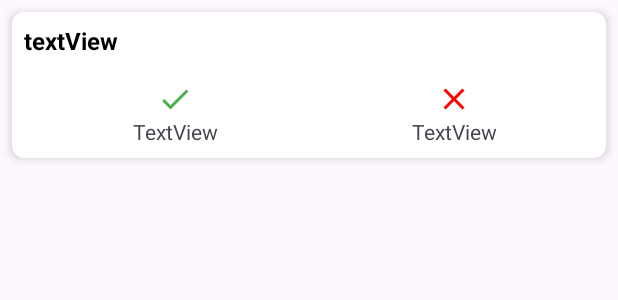
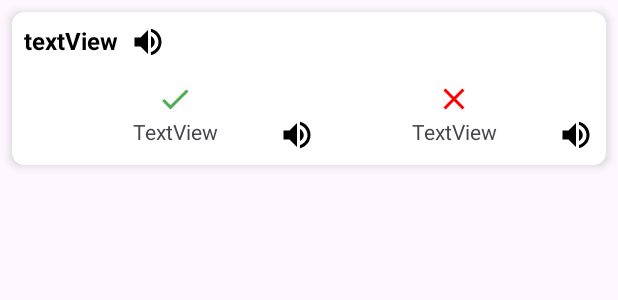
Before and after one commit to nqhop/foreign-language-learning-firebase-firestore-android, an Android app: the layout multiple_choice_test_result_item.xml on its own in the app's theme, with its tools: preview values and no code run, on a phone screen of 412 x 824 dp. Shown: the top 300 px of the screen. Run offline under Robolectric (Android 15) with nearby library versions, the phone set to English and light mode, and no system bars.

Commit message:
update mchoise

```diff
--- a/app/src/main/java/com/example/quizapp/adapters/VocabLearningAdapter.java
+++ b/app/src/main/java/com/example/quizapp/adapters/VocabLearningAdapter.java
@@ -24,7 +24,7 @@ public class VocabLearningAdapter extends RecyclerView.Adapter<VocabLearningAdap
 
     private Context context;
     private ArrayList<Vocab2> vocabList;
-    TextToSpeech toSpeech;
+    TextToSpeech toSpeech, toSpeechVietNam;
 
     public VocabLearningAdapter(Context context, ArrayList<Vocab2> vocabList) {
         this.context = context;
--- a/app/src/main/java/com/example/quizapp/fragments/PageFragmentTopic.java
+++ b/app/src/main/java/com/example/quizapp/fragments/PageFragmentTopic.java
@@ -116,9 +116,11 @@ public class PageFragmentTopic extends Fragment implements RecyclerViewInterface
         }
     }
     private void getUserAndAddToList(String userID, String topicID, String name, int size, boolean isGetAllTopic){
+        Log.d("PageFragmentTopic", "getUserAndAddToList userID: " + userID);
         firestore.collection("users").document(userID).get().addOnSuccessListener(new OnSuccessListener<DocumentSnapshot>() {
             @Override
             public void onSuccess(DocumentSnapshot documentSnapshot) {
+                Log.d("PageFragmentTopic", " documentSnapshot: " + documentSnapshot.getData());
                 myTopicLibraries.add(new TopicLibrary(name, userID, topicID, size, new User((String) documentSnapshot.getData().get("fullName"), (String) documentSnapshot.getData().get("email"), documentSnapshot.getId())));
 
                 if(isGetAllTopic){
--- a/app/src/main/res/layout/multiple_choice_test_result_item.xml
+++ b/app/src/main/res/layout/multiple_choice_test_result_item.xml
@@ -38,6 +38,15 @@
                     app:layout_constraintStart_toStartOf="parent"
                     app:layout_constraintTop_toTopOf="parent" />
 
+                <ImageView
+                    android:id="@+id/imageView20"
+                    android:layout_width="wrap_content"
+                    android:layout_height="wrap_content"
+                    android:layout_marginStart="8dp"
+                    app:layout_constraintStart_toEndOf="@+id/vocabQuestion"
+                    app:layout_constraintTop_toTopOf="parent"
+                    app:srcCompat="@drawable/baseline_volume_up_24" />
+
                 <LinearLayout
                     android:layout_width="match_parent"
                     android:layout_height="wrap_content"
@@ -62,14 +71,34 @@
 
                             app:srcCompat="@drawable/baseline_check_24" />
 
+                        <LinearLayout
+                            android:layout_width="match_parent"
+                            android:layout_height="match_parent"
+                            android:orientation="horizontal">
+                            <ImageView
+                                android:visibility="invisible"
+                                android:layout_width="24dp"
+                                android:layout_height="wrap_content"
+                                />
                             <TextView
                                 android:id="@+id/textView38"
+                                android:layout_width="match_parent"
+                                android:textAlignment="center"
+                                android:layout_weight="1"
+                                android:layout_height="wrap_content"
+                                android:text="TextView" />
+
+                            <ImageView
+                                android:id="@+id/imageView21"
                                 android:layout_width="wrap_content"
                                 android:layout_height="wrap_content"
-                            android:text="TextView" />
+                                app:srcCompat="@drawable/baseline_volume_up_24" />
+                        </LinearLayout>
+
                     </LinearLayout>
 
                     <LinearLayout
+                        android:id="@+id/wrongOptionLinearLayout"
                         android:gravity="center_horizontal"
                         android:layout_width="match_parent"
                         android:layout_height="wrap_content"
@@ -82,11 +111,31 @@
                             android:layout_height="wrap_content"
                             app:srcCompat="@drawable/baseline_close_24" />
 
+                        <LinearLayout
+                            android:layout_width="match_parent"
+                            android:layout_height="match_parent"
+                            android:orientation="horizontal">
+                            <ImageView
+                                android:visibility="invisible"
+                                android:layout_width="24dp"
+                                android:layout_height="wrap_content"
+                                />
                             <TextView
                                 android:id="@+id/textView39"
+
+                                android:layout_width="match_parent"
+                                android:textAlignment="center"
+                                android:layout_weight="1"
+                                android:layout_height="wrap_content"
+                                android:text="TextView" />
+
+                            <ImageView
+                                android:id="@+id/imageView22"
                                 android:layout_width="wrap_content"
                                 android:layout_height="wrap_content"
-                            android:text="TextView" />
+                                app:srcCompat="@drawable/baseline_volume_up_24" />
+                        </LinearLayout>
+
                     </LinearLayout>
 
                 </LinearLayout>
```
Also changed, not shown: app/src/main/java/com/example/quizapp/activities/MainActivity.java (+28 -1 lines), app/src/main/java/com/example/quizapp/activities/multipleChoiceTestActivity.java (+14 -0 lines), app/src/main/java/com/example/quizapp/adapters/ResultMultipleAdapter.java (added, +104 -0 lines), app/src/main/java/com/example/quizapp/models/MultipleChoiseResult.java (added, +45 -0 lines). Lines whose indentation alone changed are shown as unchanged.
